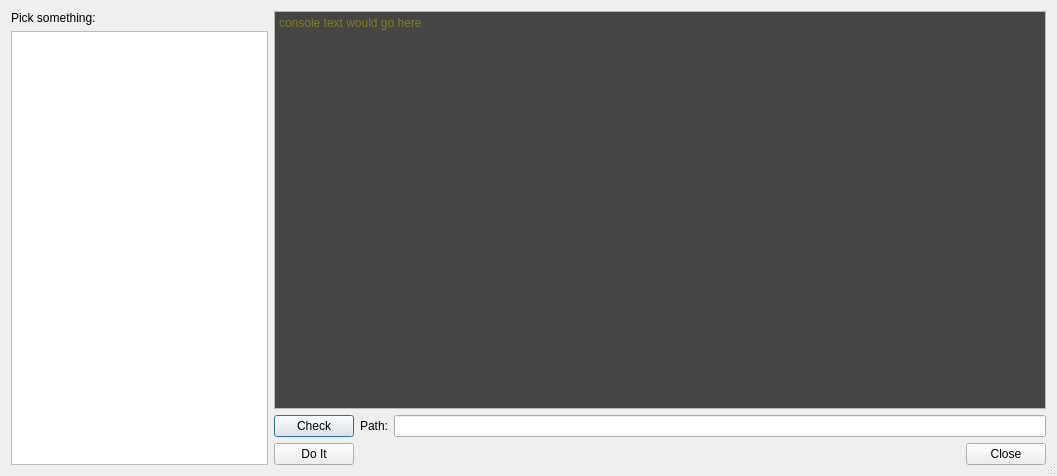
First picture: the form in src/m64py/ui/agblank.ui, repository AlphaGriffin/mupen64plus-ui-python, before the edit.
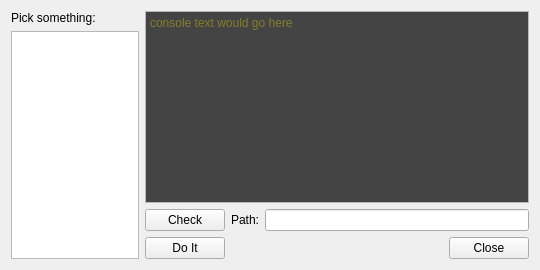
Second picture: the form after the edit.

Commit message: move Alpha Griffin windows into a single tabbed window

Patch:
```diff
--- a/src/m64py/ui/agblank.ui
+++ b/src/m64py/ui/agblank.ui
@@ -1,21 +1,7 @@
 <?xml version="1.0" encoding="UTF-8"?>
 <ui version="4.0">
  <class>AGBlank</class>
- <widget class="QDialog" name="AGBlank">
-  <property name="geometry">
-   <rect>
-    <x>0</x>
-    <y>0</y>
-    <width>1057</width>
-    <height>476</height>
-   </rect>
-  </property>
-  <property name="windowTitle">
-   <string>AGBlank</string>
-  </property>
-  <property name="sizeGripEnabled">
-   <bool>true</bool>
-  </property>
+ <widget class="QWidget" name="AGBlank">
   <layout class="QHBoxLayout" name="horizontalLayout_4">
    <item>
     <layout class="QHBoxLayout" name="mainLayout" stretch="1,3">
```
The commit also changes 6 other files.
